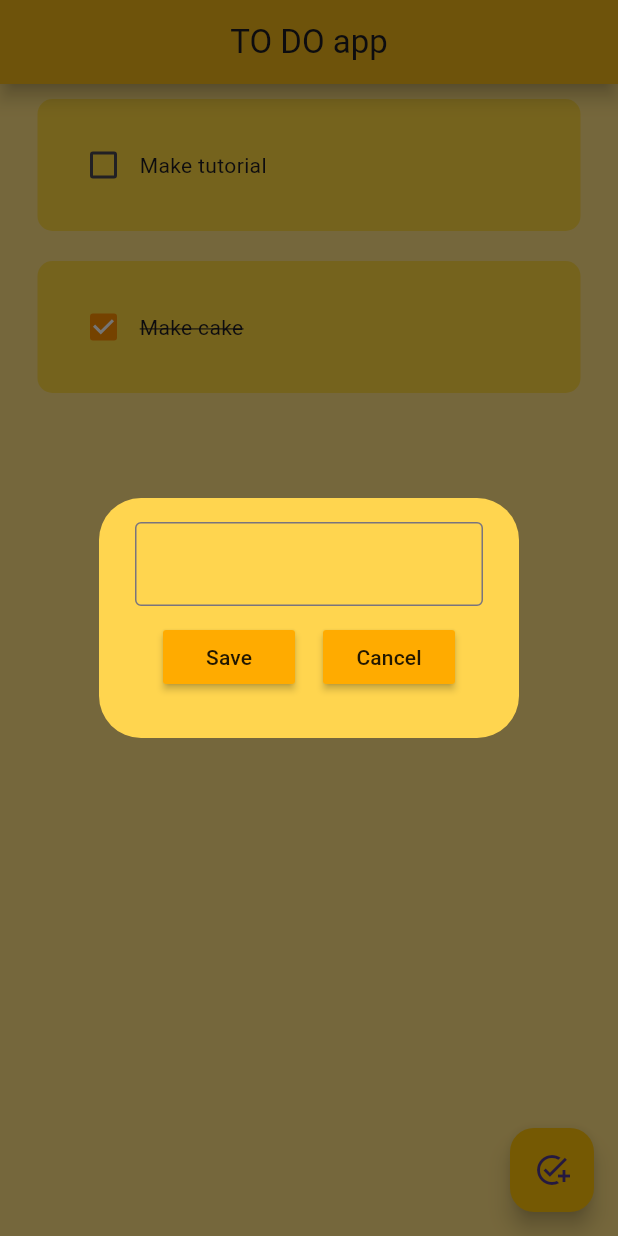
After one commit to Mak-Lobo/hive_todo, a Flutter app: the screen it shows after launch, after a tap on the "add task" icon, on a phone screen of 412 x 824 dp. The commit adds this screen. Run offline on Flutter 3.47's test engine with Material 3 defaults, Android fonts, the phone set to English and light mode, and no system bars; drawn by our look-alikes of flutter_slidable.

Commit message:
Save, delete functions, Slidable widgets

```diff
--- /dev/null
+++ b/lib/components/custom widgets.dart
@@ -0,0 +1,137 @@
+import 'package:flutter/material.dart';
+import 'package:flutter_slidable/flutter_slidable.dart';
+
+// ignore: must_be_immutable
+class ToDoTile extends StatelessWidget {
+  // values in use
+  final String task;
+  final bool complete;
+  Function(bool?)? changed;
+  Function(BuildContext)? onDelete;
+
+  ToDoTile({
+    super.key,
+    required this.task, required this.complete, required this.changed, required this.onDelete
+  });
+
+  @override
+  Widget build(BuildContext context) {
+    return Padding(
+      padding: const EdgeInsets.symmetric(horizontal: 25, vertical: 10),
+      child: Slidable(
+        endActionPane: ActionPane( // pane comes from the right
+          motion: const StretchMotion(),
+          children: [
+            SlidableAction(
+              onPressed: onDelete,
+              icon: Icons.delete_forever_rounded,
+              backgroundColor: Colors.redAccent.shade200,
+              borderRadius: BorderRadius.circular(15),
+            ),
+          ],
+        ),
+        child: Container(
+          padding: const EdgeInsets.all(20),
+          decoration: BoxDecoration(
+            color: Colors.amberAccent,
+            borderRadius: BorderRadius.circular(10),
+          ),
+          child: Row(
+            children: [
+              // checkbox
+              Checkbox(
+                value: complete,
+                onChanged: changed,
+                activeColor: Colors.amber[800],
+
+              ),
+              Text(
+                task,
+                style: TextStyle(
+                  decoration: complete
+                    ?TextDecoration.lineThrough
+                    :TextDecoration.none,
+                ),
+              ),
+            ],
+          ),
+        ),
+      ),
+    );
+  }
+}
+
+// custom input dialog
+class CustomDialog extends StatelessWidget {
+  final controller;
+  VoidCallback onSave, onCancel;
+  CustomDialog({
+    super.key,
+    this.controller,
+    required this.onSave,
+    required this.onCancel
+  });
+
+  @override
+  Widget build(BuildContext context) {
+    return AlertDialog(
+      backgroundColor: Colors.amber[300],
+      content: Container(
+        height: 120,
+        child: Column(
+          children: [
+            TextField(
+              controller: controller,
+              decoration: const InputDecoration(
+                border: OutlineInputBorder(
+                  borderSide: BorderSide(
+                    width: 1.5,
+                    style: BorderStyle.solid
+                  )
+                )
+              ),
+            ),
+            const SizedBox(
+              height: 10,
+            ),
+            Row(
+              mainAxisAlignment: MainAxisAlignment.spaceEvenly,
+              children: [
+                CustomButton(
+                  onPressed: onSave,
+                  text: 'Save',
+                ),
+
+                CustomButton(
+                  text: 'Cancel',
+                  onPressed: onCancel,
+                )
+              ],
+            )
+          ],
+        ),
+      ),
+    );
+  }
+}
+
+// custom button
+class CustomButton extends StatelessWidget {
+  // button components
+  final String text;
+  VoidCallback onPressed;
+  CustomButton({
+    super.key,
+    required this.text,
+    required this.onPressed
+  });
+
+  @override
+  Widget build(BuildContext context) {
+    return MaterialButton(
+      onPressed: onPressed,
+      color: Colors.amberAccent[700],
+      child: Text(text),
+    );
+  }
+}
--- a/lib/components/list_tile.dart
+++ /dev/null
@@ -1,43 +0,0 @@
-import 'package:flutter/material.dart';
-
-class ToDoTile extends StatelessWidget {
-  // values in use
-  final String task;
-  final bool complete;
-  Function(bool?)? changed;
-
-  ToDoTile({super.key, required this.task, required this.complete, required this.changed});
-
-  @override
-  Widget build(BuildContext context) {
-    return Padding(
-      padding: const EdgeInsets.symmetric(horizontal: 25, vertical: 10),
-      child: Container(
-        padding: const EdgeInsets.all(20),
-        decoration: BoxDecoration(
-          color: Colors.amberAccent,
-          borderRadius: BorderRadius.circular(10),
-        ),
-        child: Row(
-          children: [
-            // checkbox
-            Checkbox(
-              value: complete,
-              onChanged: changed,
-              activeColor: Colors.amber[800],
-
-            ),
-            Text(
-              task,
-              style: TextStyle(
-                decoration: complete
-                  ?TextDecoration.lineThrough
-                  :TextDecoration.none,
-              ),
-            ),
-          ],
-        ),
-      ),
-    );
-  }
-}
--- a/lib/main.dart
+++ b/lib/main.dart
@@ -13,9 +13,12 @@ class MyApp extends StatelessWidget {
   Widget build(BuildContext context) {
     return MaterialApp(
       theme: ThemeData(
+        primarySwatch: Colors.amber,
+        floatingActionButtonTheme: const FloatingActionButtonThemeData(
+          backgroundColor: Colors.amber,
+        ),
         appBarTheme: const AppBarTheme(
-          backgroundColor: Colors.amber, // Ensures the AppBar matches the theme
-
+          backgroundColor: Colors.amber, // Constant theme for appBar
         ),
       ),
       home: const Home(),
--- a/lib/pages/home.dart
+++ b/lib/pages/home.dart
@@ -1,5 +1,5 @@
 import 'package:flutter/material.dart';
-import 'package:hive_todo/components/list_tile.dart';
+import 'package:hive_todo/components/custom widgets.dart';
 
 class Home extends StatefulWidget {
   const Home({super.key});
@@ -21,6 +21,37 @@ class _HomeState extends State<Home> {
       toDolist[i][1] = !toDolist[i][1];
     });
   }
+
+  // controller variable
+  final _controller = TextEditingController();
+
+  // creating new task through dialog
+  void newTask () {
+    showDialog(context: context, builder: (context) {
+      return CustomDialog(
+        controller: _controller,
+        onSave: saveTask,
+        onCancel: () => Navigator.of(context).pop(),
+      );
+    });
+  }
+
+  // saving a task
+  void saveTask () {
+    setState(() {
+      toDolist.add([_controller.text, false]);
+      _controller.clear();
+    });
+    Navigator.of(context).pop();
+  }
+
+  //deleting a task
+  void deleteTask (int item) {
+    setState(() {
+      toDolist.removeAt(item);
+    });
+  }
+
   @override
   Widget build(BuildContext context) {
     return Scaffold(
@@ -28,16 +59,25 @@ class _HomeState extends State<Home> {
       appBar: AppBar(
         title: const Text('TO DO app'),
         centerTitle: true,
+        elevation: 5,
+        shadowColor: Colors.black,
       ),
-      body: ListView.builder(
+      body: (toDolist.isNotEmpty) ? ListView.builder(
         itemCount: toDolist.length,
         itemBuilder: (context, i) {
           return ToDoTile(
-              task: toDolist[i][0],
-              complete: toDolist[i][1],
-              changed: (val) => checkChanged(val, i),
+            task: toDolist[i][0],
+            complete: toDolist[i][1],
+            changed: (val) => checkChanged(val, i),
+            onDelete: (context) => deleteTask(i),
           );
         },
+      ) : const Center(
+        child: Text("No tasks saved"),
+      ),
+      floatingActionButton: FloatingActionButton(
+        onPressed: newTask,
+        child: const Icon(Icons.add_task_outlined),
       ),
     );
   }
--- a/pubspec.yaml
+++ b/pubspec.yaml
@@ -35,6 +35,9 @@ dependencies:
   # The following adds the Cupertino Icons font to your application.
   # Use with the CupertinoIcons class for iOS style icons.
   cupertino_icons: ^1.0.8
+  flutter_slidable: any
+  hive: any
+  hive_flutter: any
 
 dev_dependencies:
   flutter_test:
@@ -46,6 +49,8 @@ dev_dependencies:
   # package. See that file for information about deactivating specific lint
   # rules and activating additional ones.
   flutter_lints: ^4.0.0
+  hive_generator: any
+  build_runner: any
 
 # For information on the generic Dart part of this file, see the
 # following page: https://dart.dev/tools/pub/pubspec
```
Also changed, not shown: pubspec.lock, 1 other file.
